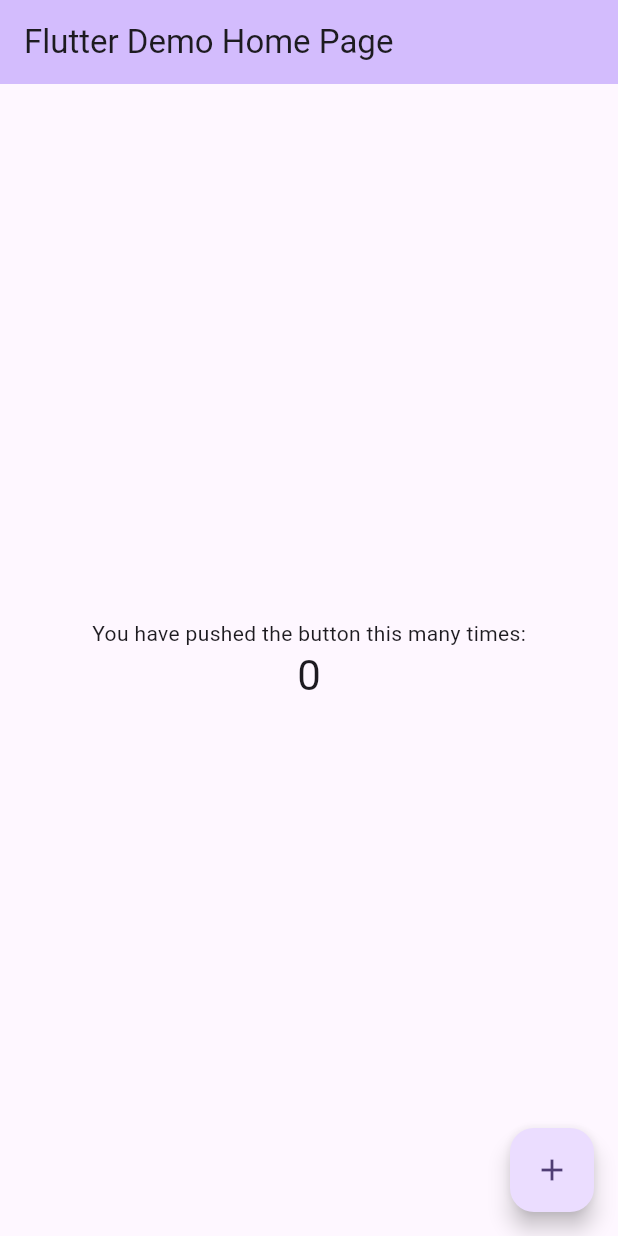
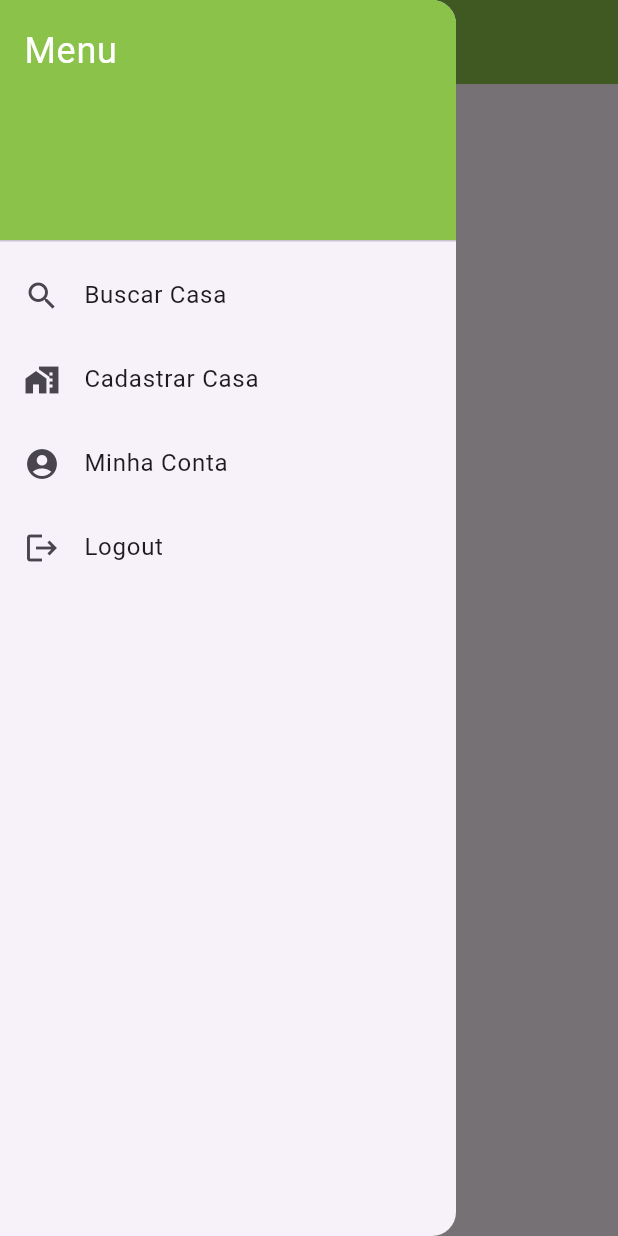
Before and after one commit to ThallesSorrilha/Projeto_Corretora, a Flutter app: the screen it shows after launch, with the side drawer open (before the commit the screen has no drawer), on a phone screen of 412 x 824 dp. Run offline on Flutter 3.47's test engine with Material 3 defaults, Android fonts, the phone set to English and light mode, and no system bars.

Commit message:
feature(projeto_corretora): adicionando formulário

```diff
--- a/lib/configuracao/aplicativo.dart
+++ b/lib/configuracao/aplicativo.dart
@@ -1,21 +1,26 @@
 import 'package:flutter/material.dart';
 import '../configuracao/rotas.dart';
 import '../widgets/widget_menu.dart';
+import '../widgets/widget_casa_cadastro.dart';
 
-class Aplicativo extends StatelessWidget{
+class Aplicativo extends StatelessWidget {
   const Aplicativo({key}) : super(key: key);
 
   @override
-  Widget build(BuildContext context){
+  Widget build(BuildContext context) {
     return MaterialApp(
       title: 'Aula Widget',
-      theme: ThemeData(
-        primarySwatch: Colors.blue
-      ),
+      theme: ThemeData(primarySwatch: Colors.blue),
       debugShowCheckedModeBanner: false,
       initialRoute: Rotas.home,
       routes: {
-        Rotas.home :(context) => const WidgetMenu(),
+        Rotas.home: (context) => const WidgetMenu(),
+        Rotas.login: (context) => const WidgetMenu(),
+        Rotas.usuarioCadastro: (context) => const WidgetMenu(),
+        Rotas.usuario: (context) => const WidgetMenu(),
+        Rotas.logout: (context) => const WidgetMenu(),
+        Rotas.casaBuscar: (context) => const WidgetMenu(),
+        Rotas.casaCadastrar: (context) => WidgetCasaCadastro(),
       },
     );
   }
--- a/lib/configuracao/rotas.dart
+++ b/lib/configuracao/rotas.dart
@@ -1,6 +1,9 @@
 class Rotas {
   static const home = '/';
-  static const estado = '/estado';
-  static const cidade = '/cidade';
-  static const pessoa = '/pessoa';
+  static const login = '/login';
+  static const usuarioCadastro = '/cadastar-usuario';
+  static const usuario = '/usuario';
+  static const logout = '/logout';
+  static const casaBuscar = '/buscar-casa';
+  static const casaCadastrar = '/cadastrar-casa';
 }
--- a/lib/main.dart
+++ b/lib/main.dart
@@ -1,122 +1,6 @@
 import 'package:flutter/material.dart';
+import 'configuracao/aplicativo.dart';
 
 void main() {
-  runApp(const MyApp());
+  runApp(const Aplicativo());
 }
-
-class MyApp extends StatelessWidget {
-  const MyApp({super.key});
-
-  // This widget is the root of your application.
-  @override
-  Widget build(BuildContext context) {
-    return MaterialApp(
-      title: 'Flutter Demo',
-      theme: ThemeData(
-        // This is the theme of your application.
-        //
-        // TRY THIS: Try running your application with "flutter run". You'll see
-        // the application has a purple toolbar. Then, without quitting the app,
-        // try changing the seedColor in the colorScheme below to Colors.green
-        // and then invoke "hot reload" (save your changes or press the "hot
-        // reload" button in a Flutter-supported IDE, or press "r" if you used
-        // the command line to start the app).
-        //
-        // Notice that the counter didn't reset back to zero; the application
-        // state is not lost during the reload. To reset the state, use hot
-        // restart instead.
-        //
-        // This works for code too, not just values: Most code changes can be
-        // tested with just a hot reload.
-        colorScheme: ColorScheme.fromSeed(seedColor: Colors.deepPurple),
-      ),
-      home: const MyHomePage(title: 'Flutter Demo Home Page'),
-    );
-  }
-}
-
-class MyHomePage extends StatefulWidget {
-  const MyHomePage({super.key, required this.title});
-
-  // This widget is the home page of your application. It is stateful, meaning
-  // that it has a State object (defined below) that contains fields that affect
-  // how it looks.
-
-  // This class is the configuration for the state. It holds the values (in this
-  // case the title) provided by the parent (in this case the App widget) and
-  // used by the build method of the State. Fields in a Widget subclass are
-  // always marked "final".
-
-  final String title;
-
-  @override
-  State<MyHomePage> createState() => _MyHomePageState();
-}
-
-class _MyHomePageState extends State<MyHomePage> {
-  int _counter = 0;
-
-  void _incrementCounter() {
-    setState(() {
-      // This call to setState tells the Flutter framework that something has
-      // changed in this State, which causes it to rerun the build method below
-      // so that the display can reflect the updated values. If we changed
-      // _counter without calling setState(), then the build method would not be
-      // called again, and so nothing would appear to happen.
-      _counter++;
-    });
-  }
-
-  @override
-  Widget build(BuildContext context) {
-    // This method is rerun every time setState is called, for instance as done
-    // by the _incrementCounter method above.
-    //
-    // The Flutter framework has been optimized to make rerunning build methods
-    // fast, so that you can just rebuild anything that needs updating rather
-    // than having to individually change instances of widgets.
-    return Scaffold(
-      appBar: AppBar(
-        // TRY THIS: Try changing the color here to a specific color (to
-        // Colors.amber, perhaps?) and trigger a hot reload to see the AppBar
-        // change color while the other colors stay the same.
-        backgroundColor: Theme.of(context).colorScheme.inversePrimary,
-        // Here we take the value from the MyHomePage object that was created by
-        // the App.build method, and use it to set our appbar title.
-        title: Text(widget.title),
-      ),
-      body: Center(
-        // Center is a layout widget. It takes a single child and positions it
-        // in the middle of the parent.
-        child: Column(
-          // Column is also a layout widget. It takes a list of children and
-          // arranges them vertically. By default, it sizes itself to fit its
-          // children horizontally, and tries to be as tall as its parent.
-          //
-          // Column has various properties to control how it sizes itself and
-          // how it positions its children. Here we use mainAxisAlignment to
-          // center the children vertically; the main axis here is the vertical
-          // axis because Columns are vertical (the cross axis would be
-          // horizontal).
-          //
-          // TRY THIS: Invoke "debug painting" (choose the "Toggle Debug Paint"
-          // action in the IDE, or press "p" in the console), to see the
-          // wireframe for each widget.
-          mainAxisAlignment: MainAxisAlignment.center,
-          children: <Widget>[
-            const Text('You have pushed the button this many times:'),
-            Text(
-              '$_counter',
-              style: Theme.of(context).textTheme.headlineMedium,
-            ),
-          ],
-        ),
-      ),
-      floatingActionButton: FloatingActionButton(
-        onPressed: _incrementCounter,
-        tooltip: 'Increment',
-        child: const Icon(Icons.add),
-      ), // This trailing comma makes auto-formatting nicer for build methods.
-    );
-  }
-}
--- /dev/null
+++ b/lib/widgets/componentes/widget_botao_icone_desc.dart
@@ -0,0 +1,25 @@
+import 'package:flutter/material.dart';
+
+class WidgetBotaoDescricao extends StatelessWidget {
+  final IconData icone;
+  final String descricao;
+  final VoidCallback? pressionado;
+
+  const WidgetBotaoDescricao({
+    key,
+    required this.icone,
+    required this.descricao,
+    this.pressionado,
+  }) : super(key: key);
+
+  @override
+  Widget build(BuildContext context) {
+    return ElevatedButton(
+      onPressed: pressionado,
+      child: Row(
+        mainAxisSize: MainAxisSize.min,
+        children: [Text(descricao), SizedBox(width: 8), Icon(icone)],
+      ),
+    );
+  }
+}
--- /dev/null
+++ b/lib/widgets/componentes/widget_gaveta.dart
@@ -0,0 +1,90 @@
+import 'package:flutter/material.dart';
+import '../../configuracao/rotas.dart';
+
+class WidgetGaveta extends StatelessWidget {
+  const WidgetGaveta({key}) : super(key: key);
+
+  @override
+  Widget build(BuildContext context) {
+    Widget criarMenu({
+      required IconData icone,
+      required String rotulo,
+      required String rota,
+    }) {
+      return ListTile(
+        leading: Icon(icone),
+        title: Text(rotulo),
+        onTap: () => Navigator.pushNamed(context, rota),
+      );
+    }
+
+    return Drawer(
+      child: ListView(
+        padding: EdgeInsets.zero,
+        children: [
+          const DrawerHeader(
+            decoration: BoxDecoration(color: Colors.lightGreen),
+            child: Text(
+              'Menu',
+              style: TextStyle(color: Colors.white, fontSize: 24),
+            ),
+          ),
+          criarMenu(
+            icone: Icons.search,
+            rotulo: 'Buscar Casa',
+            rota: Rotas.casaBuscar,
+          ),
+          criarMenu(
+            icone: Icons.home_work,
+            rotulo: 'Cadastrar Casa',
+            rota: Rotas.casaCadastrar,
+          ),
+          criarMenu(
+            icone: Icons.account_circle,
+            rotulo: 'Minha Conta',
+            rota: Rotas.usuario,
+          ),
+          criarMenu(icone: Icons.logout, rotulo: 'Logout', rota: Rotas.logout),
+        ],
+      ),
+    );
+  }
+}
+
+
+/*
+Drawer(
+        child: ListView(
+          padding: EdgeInsets.zero,
+          children: [
+            const DrawerHeader(
+              decoration: BoxDecoration(color: Colors.lightGreen),
+              child: Text(
+                'Menu',
+                style: TextStyle(color: Colors.white, fontSize: 24),
+              ),
+            ),
+            criarMenu(
+              icone: Icons.search,
+              rotulo: 'Buscar Casa',
+              rota: Rotas.casaBuscar,
+            ),
+            criarMenu(
+              icone: Icons.home_work,
+              rotulo: 'Cadastrar Casa',
+              rota: Rotas.casaCadastrar,
+            ),
+            criarMenu(
+              icone: Icons.account_circle,
+              rotulo: 'Minha Conta',
+              rota: Rotas.usuario,
+            ),
+            criarMenu(
+              icone: Icons.logout,
+              rotulo: 'Logout',
+              rota: Rotas.logout,
+            ),
+          ],
+        ),
+      ),
+*/
--- /dev/null
+++ b/lib/widgets/componentes/widget_icone_desc.dart
@@ -0,0 +1,17 @@
+import 'package:flutter/material.dart';
+
+class WidgetIconeDesc extends StatelessWidget {
+  final IconData icone;
+  final String descricao;
+
+  const WidgetIconeDesc({key, required this.icone, required this.descricao})
+    : super(key: key);
+
+  @override
+  Widget build(BuildContext context) {
+    return Row(
+      mainAxisSize: MainAxisSize.min,
+      children: [Icon(icone), SizedBox(width: 8), Text(descricao)],
+    );
+  }
+}
--- a/lib/widgets/widget_menu.dart
+++ b/lib/widgets/widget_menu.dart
@@ -1,36 +1,30 @@
 import 'package:flutter/material.dart';
+import 'package:projeto_corretora/widgets/componentes/widget_gaveta.dart';
 import '../configuracao/rotas.dart';
+import 'componentes/widget_botao_icone_desc.dart';
+import 'componentes/widget_icone_desc.dart';
 
 class WidgetMenu extends StatelessWidget {
   const WidgetMenu({super.key});
 
   @override
   Widget build(BuildContext context) {
-    Widget criarMenu({required IconData icone,required String rotulo,required String rota}){
-      return ListTile(
-        leading: Icon(icone),
-        title: Text(rotulo),
-        onTap: () => Navigator.pushNamed(context, rota),
-      );
-    }
     return Scaffold(
-      appBar: AppBar(title: const Text('Menu Principal')),
-      drawer: Drawer(
-        child: ListView(
-          padding: EdgeInsets.zero,
+      appBar: AppBar(
+        title: const Text('Menu Principal'),
+        backgroundColor: Colors.lightGreen,
+      ),
+      drawer: WidgetGaveta(),
+      body: const Center(
+        child: Column(
           children: [
-            const DrawerHeader(
-              decoration: BoxDecoration(color: Colors.blue),
-              child: Text('Menu', style: TextStyle(color: Colors.white, fontSize: 24)),
+            WidgetBotaoDescricao(
+              icone: Icons.dark_mode,
+              descricao: "Modo Noturno",
             ),
-            criarMenu(icone: Icons.map, rotulo: 'Cadastro de Estado', rota: Rotas.estado),
-            criarMenu(icone: Icons.location_city, rotulo: 'Cadastro de Cidade', rota: Rotas.cidade),
-            criarMenu(icone: Icons.person, rotulo: 'Cadastro de Pessoa', rota: Rotas.pessoa),
+            WidgetIconeDesc(icone: Icons.download, descricao: "Baixar"),
           ],
         ),
-      ),
-      body: const Center(
-        child: Text('Bem-vindo ao App de Cadastro!'),
       ),
     );
   }
```
Also changed, not shown: lib/widgets/widget_casa_cadastro.dart (added, +178 -0 lines), lib/widgets/componentes/widget_card.dart (added).
